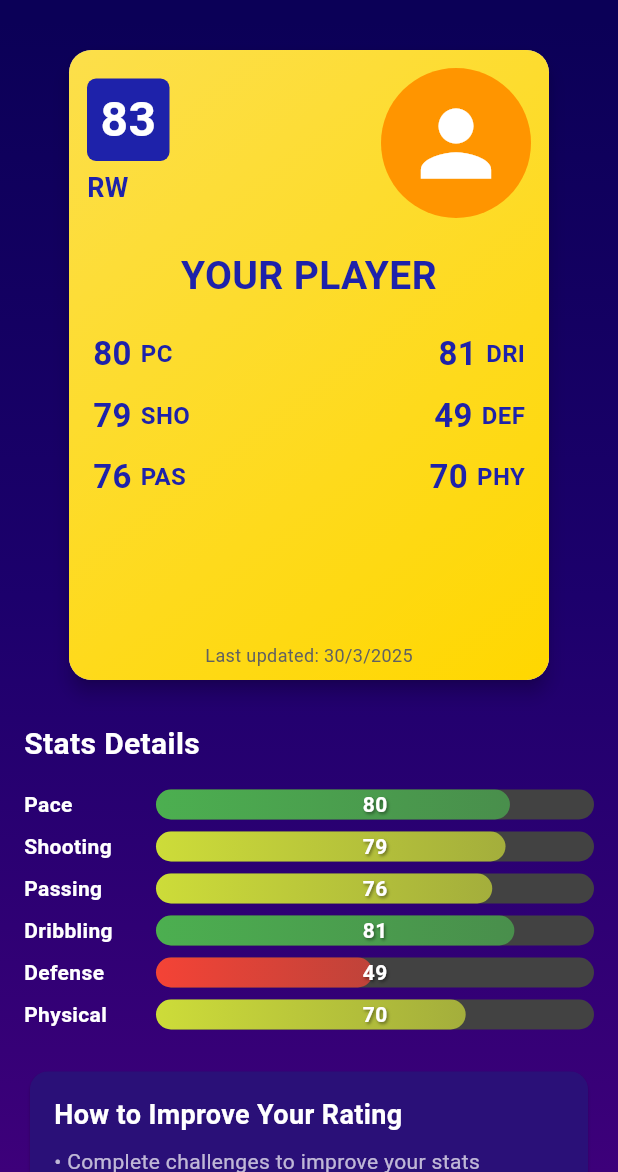
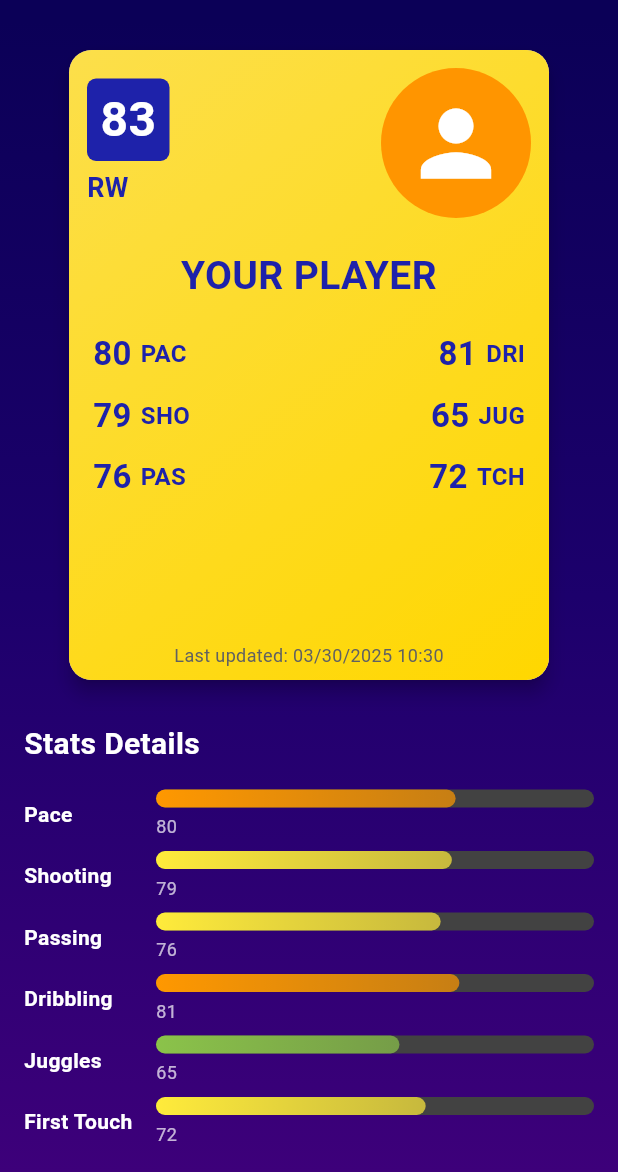
Before and after one commit to Ottoipsen-CA/Copenhagen-Academy-App, a Flutter app: the PlayerStatsPage screen opened by its route, on a phone screen of 412 x 824 dp, the part 64-1236 px from its top. Run offline on Flutter 3.47's test engine with Material 3 defaults, Android fonts, the phone set to English and light mode, and no system bars; our stand-ins replace flutter_secure_storage, shared_preferences, youtube_player_flutter; accounts and stored records are empty; network calls fail.

Commit message:
Auto-commit fra Cursor

```diff
--- a/football_academy_app/frontend/lib/models/player_stats.dart
+++ b/football_academy_app/frontend/lib/models/player_stats.dart
@@ -5,8 +5,8 @@ class PlayerStats {
   final double shooting;
   final double passing;
   final double dribbling;
-  final double defense;
-  final double physical;
+  final double juggles;
+  final double first_touch;
   final double overallRating;
   final DateTime? lastUpdated;
 
@@ -17,8 +17,8 @@ class PlayerStats {
     this.shooting = 79,
     this.passing = 76,
     this.dribbling = 81,
-    this.defense = 49,
-    this.physical = 70,
+    this.juggles = 65,
+    this.first_touch = 72,
     this.overallRating = 83,
     this.lastUpdated,
   });
@@ -31,8 +31,8 @@ class PlayerStats {
       shooting: json['shooting']?.toDouble() ?? 79,
       passing: json['passing']?.toDouble() ?? 76,
       dribbling: json['dribbling']?.toDouble() ?? 81,
-      defense: json['defense']?.toDouble() ?? 49,
-      physical: json['physical']?.toDouble() ?? 70,
+      juggles: json['juggles']?.toDouble() ?? 65,
+      first_touch: json['first_touch']?.toDouble() ?? 72,
       overallRating: json['overall_rating']?.toDouble() ?? 83,
       lastUpdated: json['last_updated'] != null
           ? DateTime.parse(json['last_updated'])
@@ -48,8 +48,8 @@ class PlayerStats {
       'shooting': shooting,
       'passing': passing,
       'dribbling': dribbling,
-      'defense': defense,
-      'physical': physical,
+      'juggles': juggles,
+      'first_touch': first_touch,
       'overall_rating': overallRating,
       'last_updated': lastUpdated?.toIso8601String(),
     };
--- a/football_academy_app/frontend/lib/screens/dashboard/dashboard_page.dart
+++ b/football_academy_app/frontend/lib/screens/dashboard/dashboard_page.dart
@@ -1099,13 +1099,13 @@ class _DashboardPageState extends State<DashboardPage> {
           progressColor: skillColors['Dribbling']!,
         ),
         SkillProgressBar(
-          skillName: 'Defense',
-          currentValue: _playerStats!.defense.toInt(),
+          skillName: 'Juggles',
+          currentValue: _playerStats!.juggles.toInt(),
           progressColor: skillColors['Defense']!,
         ),
         SkillProgressBar(
-          skillName: 'Physical',
-          currentValue: _playerStats!.physical.toInt(),
+          skillName: 'First Touch',
+          currentValue: _playerStats!.first_touch.toInt(),
           progressColor: skillColors['Physical']!,
         ),
       ],
--- a/football_academy_app/frontend/lib/screens/player_stats/player_stats_page.dart
+++ b/football_academy_app/frontend/lib/screens/player_stats/player_stats_page.dart
@@ -32,16 +32,26 @@ class _PlayerStatsPageState extends State<PlayerStatsPage> {
     });
 
     try {
+      // Use timestamp to prevent caching
       final stats = await PlayerStatsService.getPlayerStats();
+
+      // Add a delay to ensure backend has time to process
+      await Future.delayed(const Duration(milliseconds: 500));
+
+      if (mounted) {
         setState(() {
           _playerStats = stats;
           _isLoading = false;
         });
+      }
+      print('Player stats loaded: ${stats?.overallRating}');
     } catch (e) {
+      if (mounted) {
         setState(() {
           _isLoading = false;
           _errorMessage = 'Failed to load player stats: $e';
         });
+      }
     }
   }
 
@@ -115,9 +125,9 @@ class _PlayerStatsPageState extends State<PlayerStatsPage> {
             const SizedBox(height: 8),
             _buildStatProgressBar('Dribbling', _playerStats!.dribbling),
             const SizedBox(height: 8),
-            _buildStatProgressBar('Defense', _playerStats!.defense),
+            _buildStatProgressBar('Juggles', _playerStats!.juggles),
             const SizedBox(height: 8),
-            _buildStatProgressBar('Physical', _playerStats!.physical),
+            _buildStatProgressBar('First Touch', _playerStats!.first_touch),
 
             const SizedBox(height: 24),
 
@@ -199,46 +209,39 @@ class _PlayerStatsPageState extends State<PlayerStatsPage> {
                 children: [
                   // Background
                   Container(
-                    height: 20,
+                    height: 12,
                     decoration: BoxDecoration(
                       color: Colors.grey[800],
-                      borderRadius: BorderRadius.circular(10),
+                      borderRadius: BorderRadius.circular(6),
                     ),
                   ),
                   // Progress
-                  FractionallySizedBox(
-                    widthFactor: percentage,
-                    child: Container(
-                      height: 20,
+                  Container(
+                    height: 12,
+                    width: MediaQuery.of(context).size.width * 0.6 * percentage,
                     decoration: BoxDecoration(
                       gradient: LinearGradient(
+                        begin: Alignment.topLeft,
+                        end: Alignment.bottomRight,
                         colors: [
-                            _getStatColor(value.toInt()),
-                            _getStatColor(value.toInt()).withOpacity(0.7),
+                          _getColorForRating(value),
+                          _getColorForRating(value).withOpacity(0.7),
                         ],
                       ),
-                        borderRadius: BorderRadius.circular(10),
+                      borderRadius: BorderRadius.circular(6),
                     ),
                   ),
+                ],
               ),
-                  // Value text
-                  Center(
+              Padding(
+                padding: const EdgeInsets.only(top: 4),
                 child: Text(
                   value.round().toString(),
                   style: const TextStyle(
-                        fontWeight: FontWeight.bold,
-                        color: Colors.white,
-                        shadows: [
-                          Shadow(
-                            color: Colors.black45,
-                            blurRadius: 2,
-                            offset: Offset(1, 1),
-                          ),
-                        ],
+                    color: Colors.white70,
+                    fontSize: 12,
                   ),
                 ),
-                  ),
-                ],
               ),
             ],
           ),
@@ -247,23 +250,22 @@ class _PlayerStatsPageState extends State<PlayerStatsPage> {
     );
   }
 
-  Color _getStatColor(int value) {
-    if (value >= 90) {
-      return Colors.green[700]!;
-    } else if (value >= 80) {
-      return Colors.green;
-    } else if (value >= 70) {
-      return Colors.lime;
-    } else if (value >= 60) {
-      return Colors.amber;
-    } else if (value >= 50) {
-      return Colors.orange;
-    } else {
-      return Colors.red;
-    }
+  Color _getColorForRating(double rating) {
+    if (rating >= 90) return Colors.red;
+    if (rating >= 80) return Colors.orange;
+    if (rating >= 70) return Colors.yellow;
+    if (rating >= 60) return Colors.lightGreen;
+    if (rating >= 50) return Colors.green;
+    return Colors.blueGrey;
   }
 
   String _formatDate(DateTime date) {
-    return "${date.day}/${date.month}/${date.year}";
+    final month = date.month.toString().padLeft(2, '0');
+    final day = date.day.toString().padLeft(2, '0');
+    final year = date.year;
+    final hour = date.hour.toString().padLeft(2, '0');
+    final minute = date.minute.toString().padLeft(2, '0');
+
+    return '$month/$day/$year $hour:$minute';
   }
 }
--- a/football_academy_app/frontend/lib/services/league_table_service.dart
+++ b/football_academy_app/frontend/lib/services/league_table_service.dart
@@ -135,8 +135,8 @@ class LeagueTableService {
         shooting: shooting,
         passing: passing,
         dribbling: dribbling,
-        defense: defense,
-        physical: physical,
+        juggles: defense,
+        first_touch: physical,
         overallRating: overall,
       );
 
--- a/football_academy_app/frontend/lib/services/player_stats_service.dart
+++ b/football_academy_app/frontend/lib/services/player_stats_service.dart
@@ -52,8 +52,8 @@ class PlayerStatsService {
           shooting: statsJson['shooting'].toDouble(),
           passing: statsJson['passing'].toDouble(),
           dribbling: statsJson['dribbling'].toDouble(),
-          defense: statsJson['defense'].toDouble(),
-          physical: statsJson['physical'].toDouble(),
+          juggles: statsJson['juggles'].toDouble(),
+          first_touch: statsJson['first_touch'].toDouble(),
           overallRating: statsJson['overall_rating'].toDouble(),
           lastUpdated: DateTime.parse(statsJson['last_updated']),
         );
@@ -100,8 +100,8 @@ class PlayerStatsService {
       shooting: 79.0,
       passing: 76.0,
       dribbling: 81.0,
-      defense: 49.0,
-      physical: 70.0,
+      juggles: 65.0,
+      first_touch: 72.0,
       overallRating: 83.0,
       lastUpdated: DateTime.now(),
     );
@@ -221,8 +221,8 @@ class PlayerStatsService {
           shooting: stats.shooting,
           passing: newPassingRating,
           dribbling: stats.dribbling,
-          defense: stats.defense,
-          physical: stats.physical,
+          juggles: stats.juggles,
+          first_touch: stats.first_touch,
           lastUpdated: DateTime.now(),
           // Recalculate overall rating
           overallRating: _calculateOverallRating(
@@ -230,8 +230,8 @@ class PlayerStatsService {
             stats.shooting,
             newPassingRating,
             stats.dribbling,
-            stats.defense,
-            stats.physical
+            stats.juggles,
+            stats.first_touch
           ),
         );
         break;
@@ -245,16 +245,16 @@ class PlayerStatsService {
           shooting: newShootingRating,
           passing: stats.passing,
           dribbling: stats.dribbling,
-          defense: stats.defense,
-          physical: stats.physical,
+          juggles: stats.juggles,
+          first_touch: stats.first_touch,
           lastUpdated: DateTime.now(),
           overallRating: _calculateOverallRating(
             stats.pace,
             newShootingRating,
             stats.passing,
             stats.dribbling,
-            stats.defense,
-            stats.physical
+            stats.juggles,
+            stats.first_touch
           ),
         );
         break;
@@ -268,23 +268,23 @@ class PlayerStatsService {
           shooting: stats.shooting,
           passing: stats.passing,
           dribbling: newDribblingRating,
-          defense: stats.defense,
-          physical: stats.physical,
+          juggles: stats.juggles,
+          first_touch: stats.first_touch,
           lastUpdated: DateTime.now(),
           overallRating: _calculateOverallRating(
             stats.pace,
             stats.shooting,
             stats.passing,
             newDribblingRating,
-            stats.defense,
-            stats.physical
+            stats.juggles,
+            stats.first_touch
           ),
         );
         break;
 
       case ChallengeCategory.fitness:
         final newPaceRating = math.min(stats.pace + baseRatingIncrement * 0.7, maxRatingCap);
-        final newPhysicalRating = math.min(stats.physical + baseRatingIncrement * 0.3, maxRatingCap);
+        final newFirst_touchRating = math.min(stats.first_touch + baseRatingIncrement * 0.3, maxRatingCap);
         updatedStats = PlayerStats(
           id: stats.id,
           playerId: stats.playerId,
@@ -292,22 +292,22 @@ class PlayerStatsService {
           shooting: stats.shooting,
           passing: stats.passing,
           dribbling: stats.dribbling,
-          defense: stats.defense,
-          physical: newPhysicalRating,
+          juggles: stats.juggles,
+          first_touch: newFirst_touchRating,
           lastUpdated: DateTime.now(),
           overallRating: _calculateOverallRating(
             newPaceRating,
             stats.shooting,
             stats.passing,
             stats.dribbling,
-            stats.defense,
-            newPhysicalRating
+            stats.juggles,
+            newFirst_touchRating
           ),
         );
         break;
 
       case ChallengeCategory.defense:
-        final newDefenseRating = math.min(stats.defense + baseRatingIncrement, maxRatingCap);
+        final newDefenseRating = math.min(stats.juggles + baseRatingIncrement, maxRatingCap);
         updatedStats = PlayerStats(
           id: stats.id,
           playerId: stats.playerId,
@@ -315,8 +315,8 @@ class PlayerStatsService {
           shooting: stats.shooting,
           passing: stats.passing,
           dribbling: stats.dribbling,
-          defense: newDefenseRating,
-          physical: stats.physical,
+          juggles: newDefenseRating,
+          first_touch: stats.first_touch,
           lastUpdated: DateTime.now(),
           overallRating: _calculateOverallRating(
             stats.pace,
@@ -324,15 +324,15 @@ class PlayerStatsService {
             stats.passing,
             stats.dribbling,
             newDefenseRating,
-            stats.physical
+            stats.first_touch
           ),
         );
         break;
 
       case ChallengeCategory.goalkeeping:
         // Goalkeeping challenges primarily improve defense and reactions
-        final newDefenseRating = math.min(stats.defense + baseRatingIncrement * 0.6, maxRatingCap);
-        final newPhysicalRating = math.min(stats.physical + baseRatingIncrement * 0.4, maxRatingCap);
+        final newDefenseRating = math.min(stats.juggles + baseRatingIncrement * 0.6, maxRatingCap);
+        final newFirst_touchRating = math.min(stats.first_touch + baseRatingIncrement * 0.4, maxRatingCap);
         updatedStats = PlayerStats(
           id: stats.id,
           playerId: stats.playerId,
@@ -340,8 +340,8 @@ class PlayerStatsService {
           shooting: stats.shooting,
           passing: stats.passing,
           dribbling: stats.dribbling,
-          defense: newDefenseRating,
-          physical: newPhysicalRating,
+          juggles: newDefenseRating,
+          first_touch: newFirst_touchRating,
           lastUpdated: DateTime.now(),
           overallRating: _calculateOverallRating(
             stats.pace,
@@ -349,7 +349,7 @@ class PlayerStatsService {
             stats.passing,
             stats.dribbling,
             newDefenseRating,
-            newPhysicalRating
+            newFirst_touchRating
           ),
         );
         break;
@@ -357,7 +357,7 @@ class PlayerStatsService {
       case ChallengeCategory.tactical:
         // Tactical challenges improve multiple attributes slightly
         final newPassingRating = math.min(stats.passing + baseRatingIncrement * 0.3, maxRatingCap);
-        final newDefenseRating = math.min(stats.defense + baseRatingIncrement * 0.3, maxRatingCap);
+        final newDefenseRating = math.min(stats.juggles + baseRatingIncrement * 0.3, maxRatingCap);
         final newDribblingRating = math.min(stats.dribbling + baseRatingIncrement * 0.2, maxRatingCap);
         final newShootingRating = math.min(stats.shooting + baseRatingIncrement * 0.2, maxRatingCap);
         updatedStats = PlayerStats(
@@ -367,8 +367,8 @@ class PlayerStatsService {
           shooting: newShootingRating,
           passing: newPassingRating,
           dribbling: newDribblingRating,
-          defense: newDefenseRating,
-          physical: stats.physical,
+          juggles: newDefenseRating,
+          first_touch: stats.first_touch,
           lastUpdated: DateTime.now(),
           overallRating: _calculateOverallRating(
             stats.pace,
@@ -376,7 +376,7 @@ class PlayerStatsService {
             newPassingRating,
             newDribblingRating,
             newDefenseRating,
-            stats.physical
+            stats.first_touch
           ),
         );
         break;
@@ -388,8 +388,8 @@ class PlayerStatsService {
         final newShootingRating = math.min(stats.shooting + smallIncrement, maxRatingCap);
         final newPassingRating = math.min(stats.passing + smallIncrement, maxRatingCap);
         final newDribblingRating = math.min(stats.dribbling + smallIncrement, maxRatingCap);
-        final newDefenseRating = math.min(stats.defense + smallIncrement, maxRatingCap);
-        final newPhysicalRating = math.min(stats.physical + smallIncrement, maxRatingCap);
+        final newDefenseRating = math.min(stats.juggles + smallIncrement, maxRatingCap);
+        final newFirst_touchRating = math.min(stats.first_touch + smallIncrement, maxRatingCap);
 
         updatedStats = PlayerStats(
           id: stats.id,
@@ -398,8 +398,8 @@ class PlayerStatsService {
           shooting: newShootingRating,
           passing: newPassingRating,
           dribbling: newDribblingRating,
-          defense: newDefenseRating,
-          physical: newPhysicalRating,
+          juggles: newDefenseRating,
+          first_touch: newFirst_touchRating,
           lastUpdated: DateTime.now(),
           overallRating: _calculateOverallRating(
             newPaceRating,
@@ -407,7 +407,7 @@ class PlayerStatsService {
             newPassingRating,
             newDribblingRating,
             newDefenseRating,
-            newPhysicalRating
+            newFirst_touchRating
           ),
         );
         break;
@@ -424,16 +424,16 @@ class PlayerStatsService {
           shooting: stats.shooting,
           passing: newPassingRating,
           dribbling: newDribblingRating,
-          defense: stats.defense,
-          physical: stats.physical,
+          juggles: stats.juggles,
+          first_touch: stats.first_touch,
           lastUpdated: DateTime.now(),
           overallRating: _calculateOverallRating(
             stats.pace,
             stats.shooting,
             newPassingRating,
             newDribblingRating,
-            stats.defense,
-            stats.physical
+            stats.juggles,
+            stats.first_touch
           ),
         );
         break;
@@ -452,10 +452,10 @@ class PlayerStatsService {
     double shooting,
     double passing,
     double dribbling,
-    double defense,
-    double physical
+    double juggles,
+    double first_touch
   ) {
     // Simple average for now
-    return (pace + shooting + passing + dribbling + defense + physical) / 6.0;
+    return (pace + shooting + passing + dribbling + juggles + first_touch) / 6.0;
   }
 }
--- a/football_academy_app/frontend/lib/widgets/fifa_player_card.dart
+++ b/football_academy_app/frontend/lib/widgets/fifa_player_card.dart
@@ -212,8 +212,8 @@ class FifaPlayerCard extends StatelessWidget {
                   mainAxisAlignment: MainAxisAlignment.spaceBetween,
                   children: [
                     _buildStatColumn("DRI", stats.dribbling.toInt()),
-                    _buildStatColumn("DEF", stats.defense.toInt()),
-                    _buildStatColumn("PHY", stats.physical.toInt()),
+                    _buildStatColumn("JUG", stats.juggles.toInt()),
+                    _buildStatColumn("FT", stats.first_touch.toInt()),
                   ],
                 ),
               ],
--- a/football_academy_app/frontend/lib/widgets/player_card.dart
+++ b/football_academy_app/frontend/lib/widgets/player_card.dart
@@ -148,24 +148,24 @@ class PlayerCard extends StatelessWidget {
               Row(
                 mainAxisAlignment: MainAxisAlignment.spaceBetween,
                 children: [
-                  _buildStat(context, "80", "PC"),
-                  _buildStat(context, "81", "DRI"),
+                  _buildStat(context, stats.pace.round().toString(), "PAC"),
+                  _buildStat(context, stats.dribbling.round().toString(), "DRI"),
                 ],
               ),
               const SizedBox(height: 10),
               Row(
                 mainAxisAlignment: MainAxisAlignment.spaceBetween,
                 children: [
-                  _buildStat(context, "79", "SHO"),
-                  _buildStat(context, "49", "DEF"),
+                  _buildStat(context, stats.shooting.round().toString(), "SHO"),
+                  _buildStat(context, stats.juggles.round().toString(), "JUG"),
                 ],
               ),
               const SizedBox(height: 10),
               Row(
                 mainAxisAlignment: MainAxisAlignment.spaceBetween,
                 children: [
-                  _buildStat(context, "76", "PAS"),
-                  _buildStat(context, "70", "PHY"),
+                  _buildStat(context, stats.passing.round().toString(), "PAS"),
+                  _buildStat(context, stats.first_touch.round().toString(), "TCH"),
                 ],
               ),
             ],
@@ -248,16 +248,19 @@ class PlayerCard extends StatelessWidget {
   }
 
   Color _getRatingColor(double rating) {
-    if (rating >= 83) {
-      return const Color(0xFFFFD700); // Gold color for 83+
-    } else if (rating >= 75) {
-      return Colors.grey[300]!; // Silver color for 75-82
-    } else {
-      return const Color(0xFFCD7F32); // Bronze color for below 75
-    }
+    if (rating >= 90) return const Color(0xFFFF5252); // Red/Bronze
+    if (rating >= 80) return const Color(0xFFFFD700); // Gold
+    if (rating >= 70) return const Color(0xFFC0C0C0); // Silver
+    return const Color(0xFFCD7F32); // Bronze
   }
 
   String _formatDate(DateTime date) {
-    return "${date.day}/${date.month}/${date.year}";
+    final month = date.month.toString().padLeft(2, '0');
+    final day = date.day.toString().padLeft(2, '0');
+    final year = date.year;
+    final hour = date.hour.toString().padLeft(2, '0');
+    final minute = date.minute.toString().padLeft(2, '0');
+
+    return '$month/$day/$year $hour:$minute';
   }
 }
--- a/football_academy_app/frontend/lib/widgets/player_stats_radar_chart.dart
+++ b/football_academy_app/frontend/lib/widgets/player_stats_radar_chart.dart
@@ -42,13 +42,13 @@ class RadarChartPainter extends CustomPainter {
     final radius = math.min(center.dx, center.dy) * 0.8;
 
     // Calculate values
-    final values = [
+    final values = <double>[
       stats.pace / 100,
       stats.shooting / 100,
       stats.passing / 100,
       stats.dribbling / 100,
-      stats.defense / 100,
-      stats.physical / 100,
+      stats.juggles / 100,
+      stats.first_touch / 100,
     ];
 
     // Calculate angles
@@ -151,7 +151,7 @@ class RadarChartPainter extends CustomPainter {
       textDirection: TextDirection.ltr,
     );
 
-    final labels = ['PACE', 'SHOOTING', 'PASSING', 'DRIBBLING', 'DEFENSE', 'PHYSICAL'];
+    final labels = ['PACE', 'SHOOTING', 'PASSING', 'DRIBBLING', 'JUGGLES', 'FIRST TOUCH'];
 
     for (int i = 0; i < sides; i++) {
       final currentAngle = angle * i - math.pi / 2;
@@ -220,7 +220,7 @@ class RadarChartPainter extends CustomPainter {
   }
 
   Color _getPointColor(int index) {
-    final labels = ['PACE', 'SHOOTING', 'PASSING', 'DRIBBLING', 'DEFENSE', 'PHYSICAL'];
+    final labels = ['PACE', 'SHOOTING', 'PASSING', 'DRIBBLING', 'JUGGLES', 'FIRST TOUCH'];
     return labelColors[labels[index]] ?? Color(0xFF00F5A0);
   }
 
```
Also changed, not shown: football_academy_app/frontend/lib/screens/challenges/challenge_detail_page.dart (+33 -4 lines), 5 other files. Lines whose indentation alone changed are shown as unchanged.
